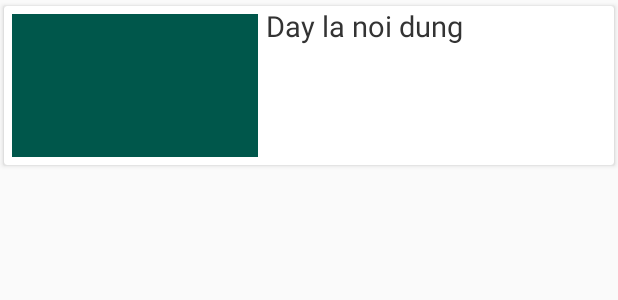
After one commit to duongtainhan/Library_For_You, an Android app: the layout layout_video.xml on its own in the app's theme, with its tools: preview values and no code run, on a phone screen of 412 x 824 dp. The commit adds this screen. Shown: the top 300 px of the screen. Run offline under Robolectric (Android 15) with nearby library versions, the phone set to English and light mode, and no system bars.

Commit message:
Update library: v1.6 + speed up load image

```diff
--- a/app/build.gradle
+++ b/app/build.gradle
@@ -36,7 +36,7 @@ dependencies {
     testImplementation 'junit:junit:4.12'
     androidTestImplementation 'com.android.support.test:runner:1.0.2'
     androidTestImplementation 'com.android.support.test.espresso:espresso-core:3.0.2'
-    implementation 'com.squareup.picasso:picasso:2.71828'
+    implementation 'com.github.bumptech.glide:glide:4.8.0'
     //add library
-    implementation 'com.github.duongtainhan:Library_For_You:1.4'
+    implementation 'com.github.duongtainhan:Library_For_You:1.5'
 }
--- a/app/src/main/java/android/dienty/library_for_you/ReadingNews/ViewNews/AdapterOtherType.java
+++ b/app/src/main/java/android/dienty/library_for_you/ReadingNews/ViewNews/AdapterOtherType.java
@@ -11,12 +11,13 @@ import android.widget.ArrayAdapter;
 import android.widget.ImageView;
 import android.widget.TextView;
 
-import com.squareup.picasso.Picasso;
+import com.bumptech.glide.Glide;
 
 import java.util.List;
 import android.dienty.library_for_you.R;
 
 public class AdapterOtherType extends ArrayAdapter<FeedItem> {
+
     public AdapterOtherType(@NonNull Context context, int resource, @NonNull List<FeedItem> objects) {
         super(context, resource, objects);
     }
@@ -35,7 +36,7 @@ public class AdapterOtherType extends ArrayAdapter<FeedItem> {
             TextView txtTitle = view.findViewById(R.id.txtTypeTitle);
             txtTitle.setText(feedItem.getTitle());
             ImageView imgThumbnail = view.findViewById(R.id.imgTypeThumbnail);
-            Picasso.get().load(feedItem.getThumbnail()).into(imgThumbnail);
+            Glide.with(getContext()).load(feedItem.getThumbnail()).into(imgThumbnail);
         }
         return view;
     }
--- a/app/src/main/java/android/dienty/library_for_you/ReadingNews/ViewNews/NewsAdapter.java
+++ b/app/src/main/java/android/dienty/library_for_you/ReadingNews/ViewNews/NewsAdapter.java
@@ -15,7 +15,7 @@ import android.widget.ImageView;
 import android.widget.PopupMenu;
 import android.widget.TextView;
 
-import com.squareup.picasso.Picasso;
+import com.bumptech.glide.Glide;
 
 import java.util.List;
 import android.dienty.library_for_you.R;
@@ -42,7 +42,7 @@ public class NewsAdapter extends ArrayAdapter<FeedItem>{
             txtTitle.setText(feedItem.getTitle());
             Log.d("TITLE",feedItem.getTitle());
             ImageView imgThumbnail = view.findViewById(R.id.imgThumbnail);
-            Picasso.get().load(feedItem.getThumbnail()).into(imgThumbnail);
+            Glide.with(getContext()).load(feedItem.getThumbnail()).into(imgThumbnail);
             TextView txtDescription = view.findViewById(R.id.txtDescription);
             txtDescription.setText(feedItem.getDescription());
 
--- a/foryou/build.gradle
+++ b/foryou/build.gradle
@@ -46,4 +46,6 @@ dependencies {
     implementation 'io.reactivex.rxjava2:rxjava:2.0.1'
     implementation 'io.reactivex.rxjava2:rxandroid:2.0.1'
     implementation 'com.jakewharton.retrofit:retrofit2-rxjava2-adapter:1.0.0'
+    //Glide
+    implementation 'com.github.bumptech.glide:glide:4.8.0'
 }
--- a/foryou/src/main/java/android/dienty/foryou/ReadNews/FeedItem.java
+++ b/foryou/src/main/java/android/dienty/foryou/ReadNews/FeedItem.java
@@ -6,7 +6,6 @@ public class FeedItem {
     private String pubDate;
     private String thumbnail;
     private String link;
-    private String name;
 
     public FeedItem(String title, String description, String pubDate, String thumbnail, String link) {
         this.title = title;
--- /dev/null
+++ b/foryou/src/main/res/layout/layout_video.xml
@@ -0,0 +1,33 @@
+<?xml version="1.0" encoding="utf-8"?>
+<android.support.v7.widget.CardView xmlns:android="http://schemas.android.com/apk/res/android"
+    xmlns:app="http://schemas.android.com/apk/res-auto"
+    android:layout_width="match_parent"
+    android:layout_height="wrap_content"
+    android:elevation="@dimen/_3sdp"
+    android:orientation="horizontal"
+    app:cardUseCompatPadding="true">
+
+    <LinearLayout
+        android:layout_width="match_parent"
+        android:layout_height="wrap_content"
+        android:layout_below="@+id/txtTitle"
+        android:orientation="horizontal">
+        <ImageView
+            android:id="@+id/imgThumbnailVideo"
+            android:layout_width="@dimen/_120sdp"
+            android:layout_height="@dimen/_70sdp"
+            android:layout_margin="5dp"
+            android:src="@color/colorPrimaryDark" />
+
+        <TextView
+            android:id="@+id/txtTitleVideo"
+            android:layout_width="match_parent"
+            android:layout_height="wrap_content"
+            android:paddingBottom="@dimen/_14sdp"
+            android:paddingRight="@dimen/_5sdp"
+            android:text="Day la noi dung"
+            android:textColor="#333"
+            android:textSize="@dimen/_14sdp" />
+    </LinearLayout>
+
+</android.support.v7.widget.CardView>
```
Also changed, not shown: app/src/main/java/android/dienty/library_for_you/ReadingNews/ViewNews/NewsFragment.java (+39 -12 lines), foryou/src/main/java/android/dienty/foryou/YoutubeMini/GetItemYoutube.java (+25 -12 lines), foryou/src/main/java/android/dienty/foryou/YoutubeMini/VideoAdapter.java (added, +39 -0 lines).
